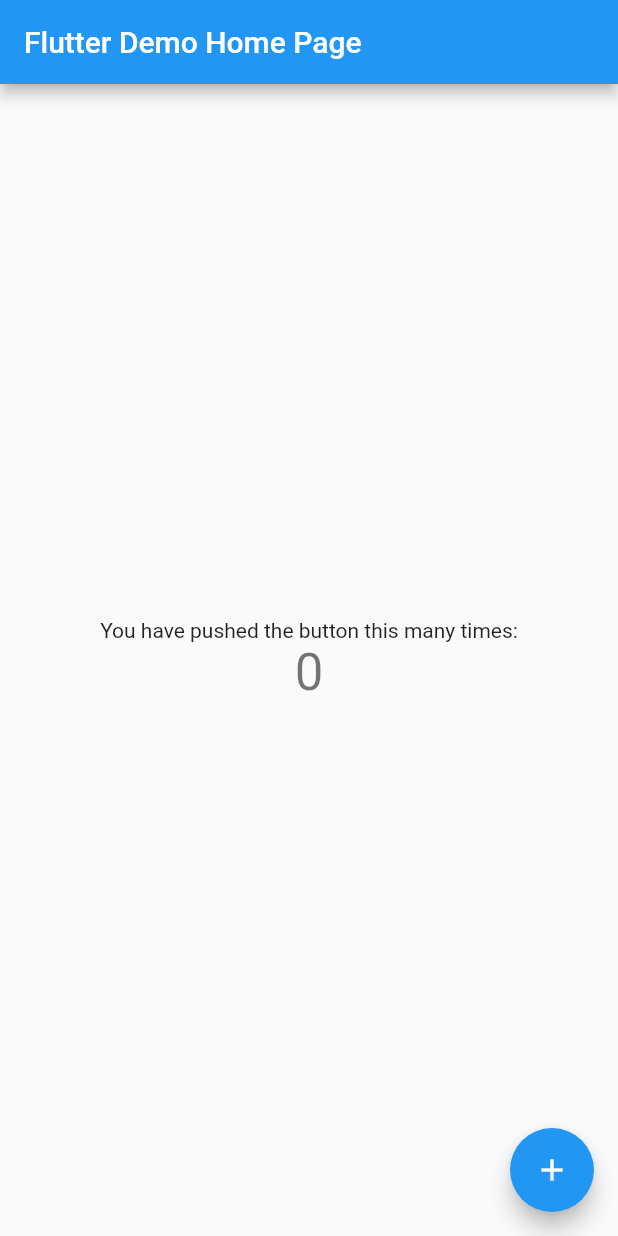
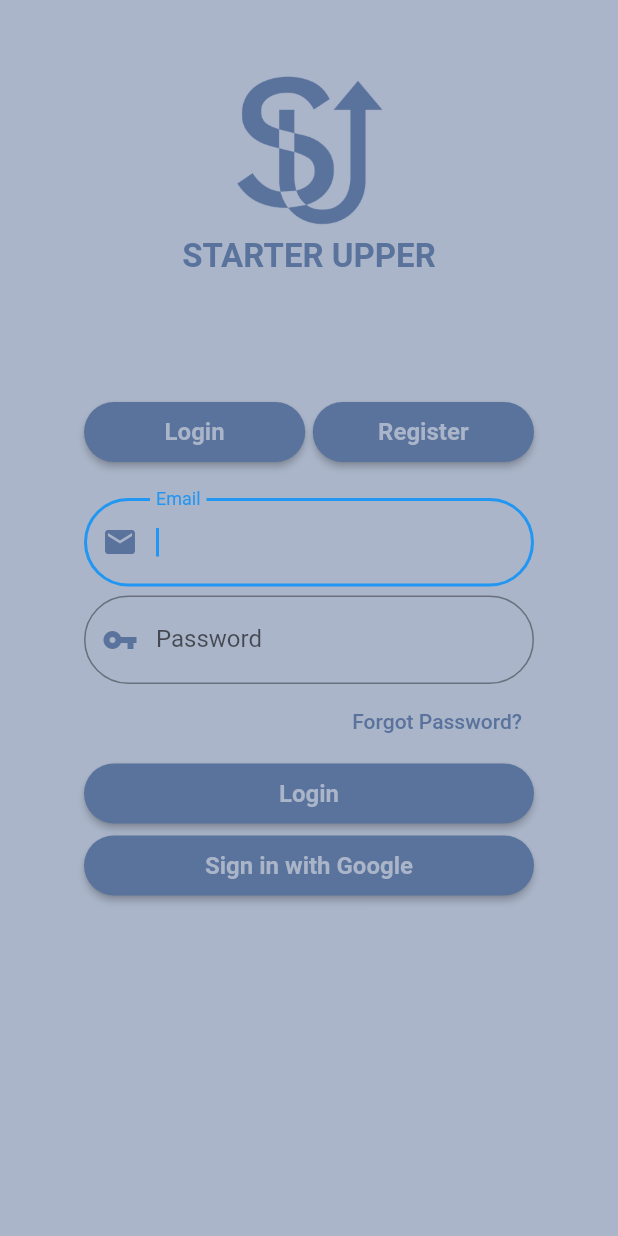
Before and after one commit to noxiouscoder17/StarterUpper, a Flutter app: the screen it shows after launch, on a phone screen of 412 x 824 dp. Run offline on Flutter 3.47's test engine with Material 2 defaults, Android fonts, the phone set to English and light mode, and no system bars.

Commit message:
Login Screen UI implemented

```diff
--- a/Todolist.txt
+++ b/Todolist.txt
@@ -1,4 +1,4 @@
-TODO 2. Create Login page and register page UI
+TODO 2.2 Create register page UI
 TODO 3. Complete Login page and register page functionality
 TODO 4. Add functionality to login and register page
 TODO 5. Add forgot password page and add reset with email functionality
--- a/lib/main.dart
+++ b/lib/main.dart
@@ -1,113 +1,188 @@
+import 'package:flutter/cupertino.dart';
 import 'package:flutter/material.dart';
 
 void main() {
-  runApp(MyApp());
+  runApp(StarterUpper());
 }
 
-class MyApp extends StatelessWidget {
-  // This widget is the root of your application.
+class StarterUpper extends StatefulWidget {
+  @override
+  _StarterUpperState createState() => _StarterUpperState();
+}
+
+class _StarterUpperState extends State<StarterUpper> {
   @override
   Widget build(BuildContext context) {
     return MaterialApp(
-      title: 'Flutter Demo',
-      theme: ThemeData(
-        // This is the theme of your application.
-        //
-        // Try running your application with "flutter run". You'll see the
-        // application has a blue toolbar. Then, without quitting the app, try
-        // changing the primarySwatch below to Colors.green and then invoke
-        // "hot reload" (press "r" in the console where you ran "flutter run",
-        // or simply save your changes to "hot reload" in a Flutter IDE).
-        // Notice that the counter didn't reset back to zero; the application
-        // is not restarted.
-        primarySwatch: Colors.blue,
+      home: SafeArea(
+        child: Scaffold(
+          backgroundColor: Color.fromARGB(255, 170, 181, 201),
+          body: SingleChildScrollView(
+            reverse: true,
+            child: Column(
+              crossAxisAlignment: CrossAxisAlignment.stretch,
+              children: [
+                Padding(
+                  padding: const EdgeInsets.only(
+                      left: 8.0, top: 50.0, right: 8.0, bottom: 8.0),
+                  child: Image(
+                    image: AssetImage('images/logoshort.jpeg'),
+                    width: 100.0,
+                    height: 100.0,
                   ),
-      home: MyHomePage(title: 'Flutter Demo Home Page'),
-    );
-  }
-}
-
-class MyHomePage extends StatefulWidget {
-  MyHomePage({Key key, this.title}) : super(key: key);
-
-  // This widget is the home page of your application. It is stateful, meaning
-  // that it has a State object (defined below) that contains fields that affect
-  // how it looks.
-
-  // This class is the configuration for the state. It holds the values (in this
-  // case the title) provided by the parent (in this case the App widget) and
-  // used by the build method of the State. Fields in a Widget subclass are
-  // always marked "final".
-
-  final String title;
-
-  @override
-  _MyHomePageState createState() => _MyHomePageState();
-}
-
-class _MyHomePageState extends State<MyHomePage> {
-  int _counter = 0;
-
-  void _incrementCounter() {
-    setState(() {
-      // This call to setState tells the Flutter framework that something has
-      // changed in this State, which causes it to rerun the build method below
-      // so that the display can reflect the updated values. If we changed
-      // _counter without calling setState(), then the build method would not be
-      // called again, and so nothing would appear to happen.
-      _counter++;
-    });
-  }
-
-  @override
-  Widget build(BuildContext context) {
-    // This method is rerun every time setState is called, for instance as done
-    // by the _incrementCounter method above.
-    //
-    // The Flutter framework has been optimized to make rerunning build methods
-    // fast, so that you can just rebuild anything that needs updating rather
-    // than having to individually change instances of widgets.
-    return Scaffold(
-      appBar: AppBar(
-        // Here we take the value from the MyHomePage object that was created by
-        // the App.build method, and use it to set our appbar title.
-        title: Text(widget.title),
                 ),
-      body: Center(
-        // Center is a layout widget. It takes a single child and positions it
-        // in the middle of the parent.
+                Center(
+                  child: Text(
+                    'STARTER UPPER',
+                    style: TextStyle(
+                      fontSize: 22.0,
+                      fontWeight: FontWeight.bold,
+                      color: Color.fromARGB(255, 90, 115, 156),
+                    ),
+                  ),
+                ),
+                SizedBox(
+                  height: 80.0,
+                ),
+                Row(
+                  mainAxisAlignment: MainAxisAlignment.center,
+                  children: [
+                    ElevatedButton(
+                      onPressed: () {},
+                      child: Text(
+                        'Login',
+                        style: TextStyle(
+                            fontSize: 16, fontWeight: FontWeight.bold),
+                      ),
+                      style: ElevatedButton.styleFrom(
+                        shape: StadiumBorder(),
+                        primary: Color.fromARGB(255, 90, 115, 156),
+                        onPrimary: Color.fromARGB(255, 170, 181, 201),
+                        minimumSize: Size(147.5, 40),
+                      ),
+                    ),
+                    SizedBox(width: 5),
+                    ElevatedButton(
+                      onPressed: () {},
+                      child: Text(
+                        'Register',
+                        style: TextStyle(
+                            fontSize: 16, fontWeight: FontWeight.bold),
+                      ),
+                      style: ElevatedButton.styleFrom(
+                        shape: StadiumBorder(),
+                        primary: Color.fromARGB(255, 90, 115, 156),
+                        onPrimary: Color.fromARGB(255, 170, 181, 201),
+                        minimumSize: Size(147.5, 40),
+                      ),
+                    ),
+                  ],
+                ),
+                Form(
                   child: Column(
-          // Column is also a layout widget. It takes a list of children and
-          // arranges them vertically. By default, it sizes itself to fit its
-          // children horizontally, and tries to be as tall as its parent.
-          //
-          // Invoke "debug painting" (press "p" in the console, choose the
-          // "Toggle Debug Paint" action from the Flutter Inspector in Android
-          // Studio, or the "Toggle Debug Paint" command in Visual Studio Code)
-          // to see the wireframe for each widget.
-          //
-          // Column has various properties to control how it sizes itself and
-          // how it positions its children. Here we use mainAxisAlignment to
-          // center the children vertically; the main axis here is the vertical
-          // axis because Columns are vertical (the cross axis would be
-          // horizontal).
-          mainAxisAlignment: MainAxisAlignment.center,
-          children: <Widget>[
-            Text(
-              'You have pushed the button this many times:',
+                    children: [
+                      Padding(
+                        padding: EdgeInsets.only(
+                            top: 20, right: 40, left: 40, bottom: 0),
+                        child: Container(
+                          width: 300,
+                          height: 65,
+                          child: TextFormField(
+                            autofocus: true,
+                            maxLines: 1,
+                            textDirection: TextDirection.ltr,
+                            decoration: InputDecoration(
+                              border: OutlineInputBorder(
+                                borderRadius: BorderRadius.circular(70.0),
+                                borderSide: BorderSide(
+                                  color: Color.fromARGB(255, 90, 115, 156),
                                 ),
-            Text(
-              '$_counter',
-              style: Theme.of(context).textTheme.headline4,
+                              ),
+                              labelText: 'Email',
+                              prefixIcon: Icon(
+                                Icons.email,
+                                color: Color.fromARGB(255, 90, 115, 156),
+                              ),
+                            ),
+                          ),
+                        ),
+                      ),
+                      Padding(
+                        padding: EdgeInsets.only(
+                            top: 0, right: 40, left: 40, bottom: 0),
+                        child: Container(
+                          width: 300,
+                          height: 60,
+                          child: TextFormField(
+                            autofocus: true,
+                            obscureText: true,
+                            maxLines: 1,
+                            textDirection: TextDirection.ltr,
+                            decoration: InputDecoration(
+                              border: OutlineInputBorder(
+                                borderRadius: BorderRadius.circular(70.0),
+                                borderSide: BorderSide(
+                                  color: Color.fromARGB(255, 90, 115, 156),
+                                ),
+                              ),
+                              labelText: 'Password',
+                              prefixIcon: Icon(
+                                Icons.vpn_key,
+                                color: Color.fromARGB(255, 90, 115, 156),
+                              ),
+                            ),
+                          ),
+                        ),
+                      ),
+                      Container(
+                        width: 300,
+                        alignment: Alignment.centerRight,
+                        child: TextButton(
+                          onPressed: () {},
+                          child: Text(
+                            'Forgot Password?',
+                            style: TextStyle(
+                              color: Color.fromARGB(255, 90, 115, 156),
+                            ),
+                          ),
+                        ),
+                      ),
+                      ElevatedButton(
+                        onPressed: () {},
+                        child: Text(
+                          'Login',
+                          style: TextStyle(
+                              fontSize: 16, fontWeight: FontWeight.bold),
+                        ),
+                        style: ElevatedButton.styleFrom(
+                          shape: StadiumBorder(),
+                          primary: Color.fromARGB(255, 90, 115, 156),
+                          onPrimary: Color.fromARGB(255, 170, 181, 201),
+                          minimumSize: Size(300, 40),
+                        ),
+                      ),
+                      ElevatedButton(
+                        onPressed: () {},
+                        child: Text(
+                          'Sign in with Google',
+                          style: TextStyle(
+                              fontSize: 16, fontWeight: FontWeight.bold),
+                        ),
+                        style: ElevatedButton.styleFrom(
+                          shape: StadiumBorder(),
+                          primary: Color.fromARGB(255, 90, 115, 156),
+                          onPrimary: Color.fromARGB(255, 170, 181, 201),
+                          minimumSize: Size(300, 40),
+                        ),
                       ),
                     ],
                   ),
                 ),
-      floatingActionButton: FloatingActionButton(
-        onPressed: _incrementCounter,
-        tooltip: 'Increment',
-        child: Icon(Icons.add),
-      ), // This trailing comma makes auto-formatting nicer for build methods.
+              ],
+            ),
+          ),
+        ),
+      ),
     );
   }
 }
--- a/pubspec.yaml
+++ b/pubspec.yaml
@@ -45,9 +45,8 @@
   uses-material-design: true
 
   # To add assets to your application, add an assets section, like this:
-  # assets:
-  #   - images/a_dot_burr.jpeg
-  #   - images/a_dot_ham.jpeg
+  assets:
+    - images/
 
   # An image asset can refer to one or more resolution-specific "variants", see
   # https://flutter.dev/assets-and-images/#resolution-aware.
```
Also changed, not shown: images/logo.jpeg (added), images/logoreversed.jpeg (added), images/logoshort.jpeg (added), lib/login.dart (added). Lines whose indentation alone changed are shown as unchanged.
